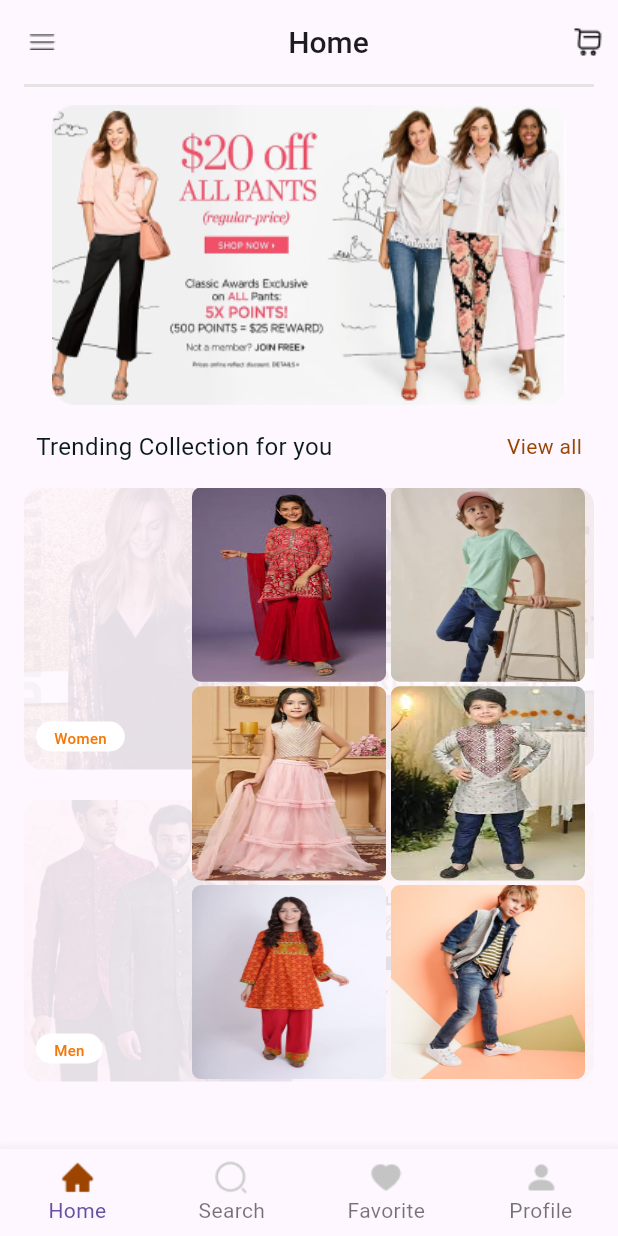
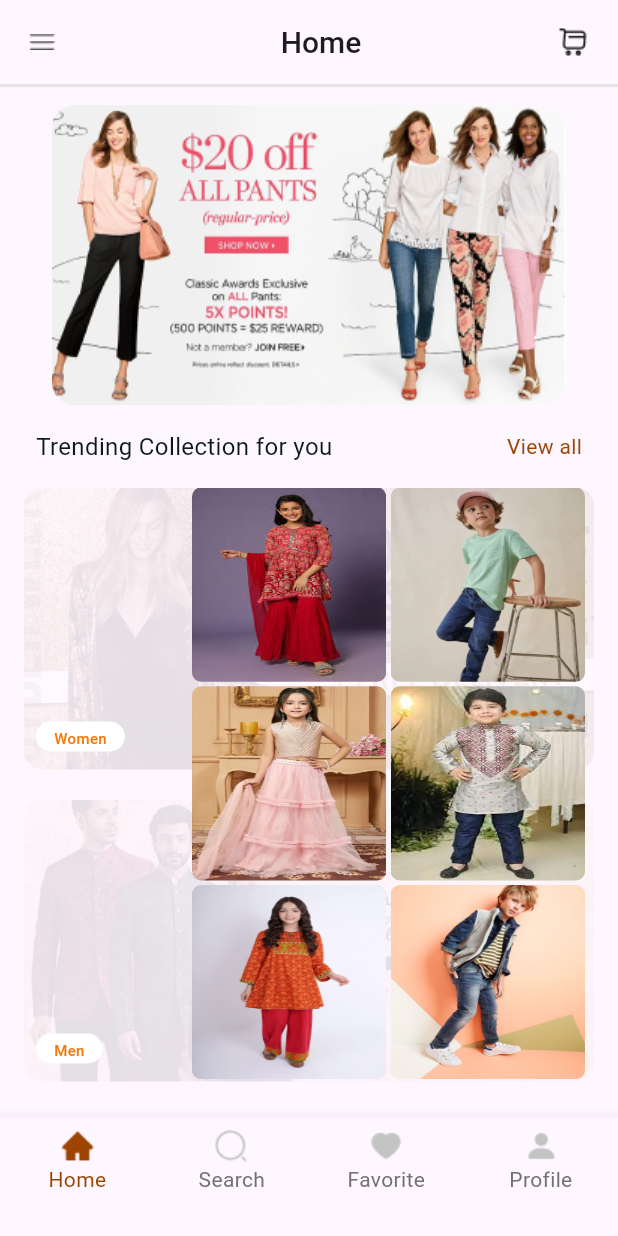
Before and after one commit to amruta123-dowell/flutter_shopping_app, a Flutter app: the screen it shows after launch, on a phone screen of 412 x 824 dp. Run offline on Flutter 3.47's test engine with Material 3 defaults, Android fonts, the phone set to English and light mode, and no system bars; our stand-ins replace flutter_slidable, get.

Commit message:
Completed screen designs

```diff
--- a/lib/ui/home_screen.dart
+++ b/lib/ui/home_screen.dart
@@ -1,4 +1,5 @@
 import 'package:flutter/material.dart';
+import 'package:flutter_shopping_assignment/ui/cart_screen.dart';
 import 'package:flutter_shopping_assignment/widgets/cat_selection_widget.dart';
 import 'package:flutter_shopping_assignment/widgets/bottom_nav_bar_widget.dart';
 import 'package:get/get.dart';
@@ -14,7 +15,10 @@ class HomeScreen extends StatelessWidget {
   Widget build(BuildContext context) {
     return Scaffold(
       appBar: AppBar(
-        leading: Image.asset(AssetStrings.menuIcon),
+        leading: Image.asset(
+          AssetStrings.menuIcon,
+          height: 20,
+        ),
         title: const Center(
           child: Text(
             "Home",
@@ -24,24 +28,30 @@ class HomeScreen extends StatelessWidget {
         ),
         actions: [
           Padding(
-            padding: const EdgeInsets.only(right: 10),
+            padding: const EdgeInsets.only(right: 20),
             child: InkWell(
-              child: Image.asset(AssetStrings.cartIcon),
+              onTap: () {
+                Get.to(() => CartScreen());
+              },
+              child: Image.asset(
+                AssetStrings.cartIcon,
+                height: 20,
+              ),
             ),
           )
         ],
       ),
-      body: Padding(
-        padding: const EdgeInsets.symmetric(horizontal: 16),
-        child: SingleChildScrollView(
+      body: SingleChildScrollView(
         child: Column(
           children: [
             Container(
+              padding: const EdgeInsets.symmetric(horizontal: 16),
               height: 2,
               width: double.infinity,
               color: const Color.fromARGB(255, 230, 227, 227),
             ),
             Container(
+              padding: const EdgeInsets.symmetric(horizontal: 16),
               height: 200,
               margin: const EdgeInsets.only(
                 top: 12,
@@ -51,7 +61,7 @@ class HomeScreen extends StatelessWidget {
               child: Image.asset(AssetStrings.bannerImage),
             ),
             const Padding(
-                padding: EdgeInsets.symmetric(horizontal: 8, vertical: 16),
+              padding: EdgeInsets.symmetric(horizontal: 24, vertical: 16),
               child: Row(
                 children: [
                   Expanded(
@@ -73,9 +83,11 @@ class HomeScreen extends StatelessWidget {
                 ],
               ),
             ),
-              const CatSelectionWidget()
+            const CatSelectionWidget(),
+            const SizedBox(
+              height: 30,
+            ),
           ],
-          ),
         ),
       ),
       bottomNavigationBar: GetBuilder<HomeController>(builder: (controller) {
--- a/lib/utils/assets.dart
+++ b/lib/utils/assets.dart
@@ -15,4 +15,11 @@ class AssetStrings {
   static const kidFourIcon = "assets/kids_images/kid_four.png";
   static const kidFiveIcon = "assets/kids_images/kid_five.png";
   static const kidSixIcon = "assets/kids_images/kid_six.png";
+  static const cartImgOne = "assets/cart/cart_img_one.png";
+  static const cartImgTwo = "assets/cart/cart_img_two.png";
+  static const cartImgThree = "assets/cart/cart_img_three.png";
+  static const deleteIcon = "assets/icons/trash.png";
+  static const arrowLeftIcon = "assets/icons/arrow_left.png";
+  static const addIcon = "assets/icons/plus.png";
+  static const minusIcon = "assets/icons/minus.png";
 }
--- a/lib/widgets/bottom_nav_bar_widget.dart
+++ b/lib/widgets/bottom_nav_bar_widget.dart
@@ -24,30 +24,35 @@ class BottomNavBarWidget extends StatelessWidget {
   Widget build(BuildContext context) {
     return BottomNavigationBar(
         onTap: onChangeItem,
-        unselectedLabelStyle: const TextStyle(
-            fontSize: 14,
-            fontWeight: FontWeight.w400,
-            color: Color.fromARGB(255, 4, 237, 47)),
         type: BottomNavigationBarType.fixed,
         selectedLabelStyle: const TextStyle(
           color: Colors.black,
           fontSize: 14,
           fontWeight: FontWeight.w400,
         ),
-        showSelectedLabels: true,
-        showUnselectedLabels: true,
         currentIndex: selectedIndex,
-        unselectedFontSize: 14,
-        selectedFontSize: 14,
         items: List.generate(
             4,
             (index) => BottomNavigationBarItem(
-                  icon: Image.asset(
-                    bottomImageList[index]["image"]!,
-                    height: 24,
-                    width: 24,
+                  icon: Column(
+                    children: [
+                      Image.asset(
+                        bottomImageList[index]["image"]!,
+                        height: 24,
+                        width: 24,
+                      ),
+                      Text(
+                        bottomImageList[index]["label"]!,
+                        style: TextStyle(
+                            color: selectedIndex == index
+                                ? const Color(0XFF9C4400)
+                                : const Color(0XFF727272),
+                            fontSize: 14,
+                            fontWeight: FontWeight.w400),
+                      )
+                    ],
                   ),
-                  label: bottomImageList[index]["label"]!,
+                  label: '',
                 )));
   }
 }
--- a/lib/widgets/cat_selection_widget.dart
+++ b/lib/widgets/cat_selection_widget.dart
@@ -1,5 +1,5 @@
 import 'package:flutter/material.dart';
-import 'package:flutter/widgets.dart';
+
 import 'package:flutter_shopping_assignment/controller/home_controller.dart';
 import 'package:flutter_shopping_assignment/utils/assets.dart';
 import 'package:flutter_shopping_assignment/widgets/kids_cat_widget.dart';
@@ -11,7 +11,9 @@ class CatSelectionWidget extends StatelessWidget {
   @override
   Widget build(BuildContext context) {
     return GetBuilder<HomeController>(builder: (controller) {
-      return Stack(
+      return Padding(
+        padding: const EdgeInsets.symmetric(horizontal: 16),
+        child: Stack(
           children: [
             Column(
               children: [
@@ -55,6 +57,7 @@ class CatSelectionWidget extends StatelessWidget {
               ),
             )
           ],
+        ),
       );
     });
   }
--- a/pubspec.yaml
+++ b/pubspec.yaml
@@ -35,6 +35,7 @@ dependencies:
   # Use with the CupertinoIcons class for iOS style icons.
   cupertino_icons: ^1.0.6
   get: ^4.6.6
+  flutter_slidable: ^3.0.1
 
 dev_dependencies:
   flutter_test:
@@ -64,6 +65,7 @@ flutter:
     - assets/kids_images/
     - assets/men_collection/
     - assets/women_collection/
+    - assets/cart/
 
   # An image asset can refer to one or more resolution-specific "variants", see
   # https://flutter.dev/assets-and-images/#resolution-aware
```
Also changed, not shown: lib/cart_data.dart (added, +28 -0 lines), lib/controller/cart_controller.dart (added, +37 -0 lines), lib/models/cart_data_model.dart (added, +44 -0 lines), lib/ui/cart_screen.dart (added, +109 -0 lines), lib/widgets/cart_item_widget.dart (added, +173 -0 lines), assets/cart/cart_img_one.png (added), assets/cart/cart_img_three.png (added), assets/cart/cart_img_two.png (added), assets/icons/arrow_left.png (added), assets/icons/minus.png (added), assets/icons/plus.png (added), assets/icons/trash.png (added), pubspec.lock, 1 other file. Lines whose indentation alone changed are shown as unchanged.
